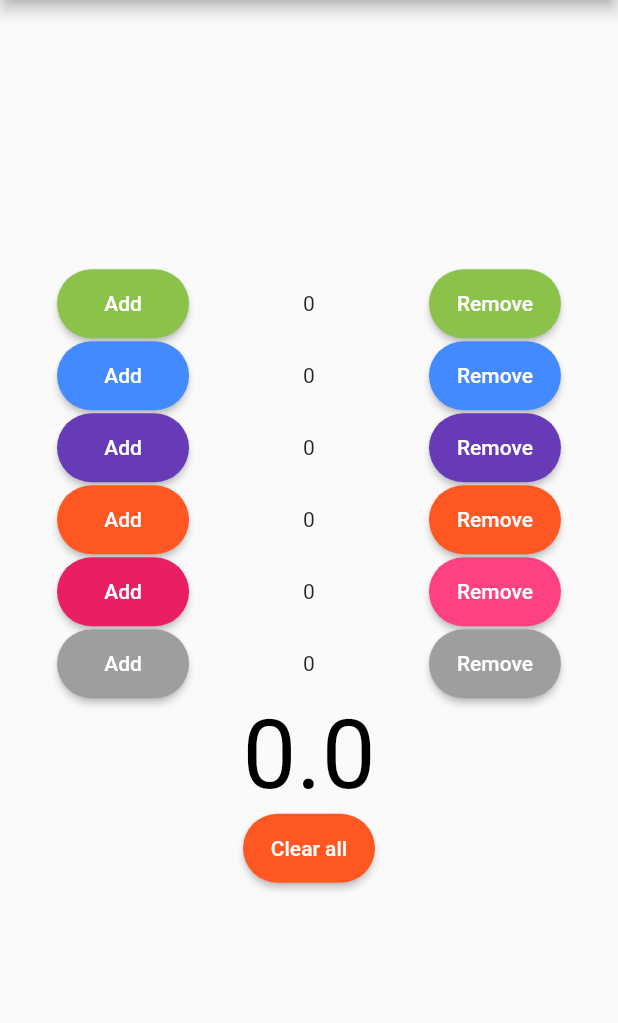
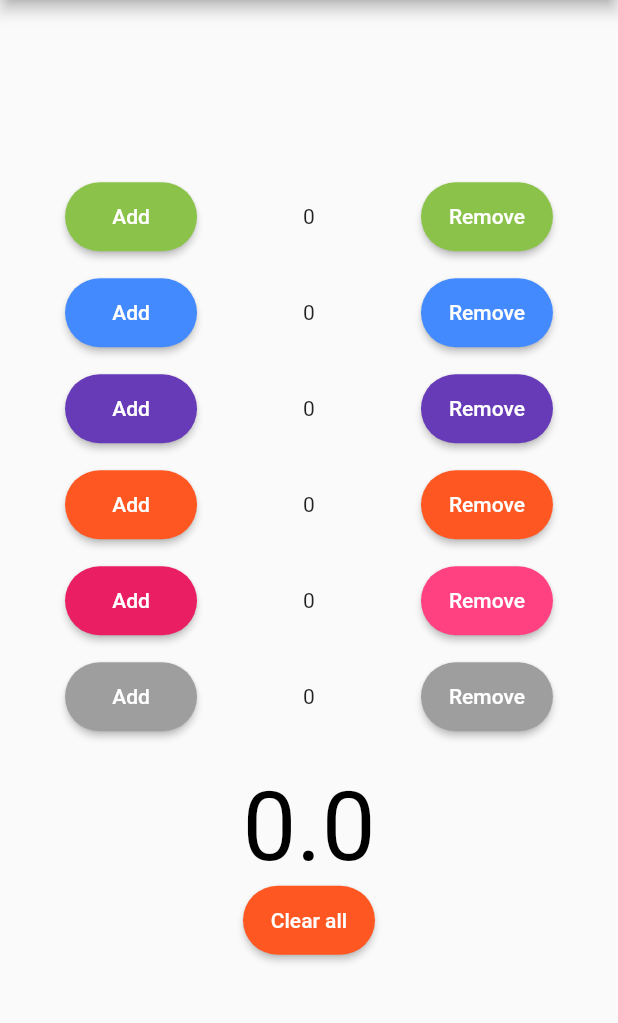
Before and after one commit to wrussell1999/yo-sushi-price-calculator-flutter, a Flutter app: the screen it shows after launch, on a phone screen of 412 x 824 dp, the part 84-1107 px from its top. Run offline on Flutter 3.47's test engine with Material 2 defaults, Android fonts, the phone set to English and light mode, and no system bars.

Commit message:
Added padding

```diff
--- a/lib/main.dart
+++ b/lib/main.dart
@@ -136,7 +136,9 @@ class _MyHomePageState extends State<MyHomePage> {
           child: new Column(
           mainAxisAlignment: MainAxisAlignment.center,
           children: <Widget>[
-            new Container(
+            Padding(
+              padding: EdgeInsets.all(8.0),
+              child: new Container(
                 child: new Row(
                   mainAxisAlignment: MainAxisAlignment.spaceAround,
                   children: <Widget>[
@@ -161,7 +163,10 @@ class _MyHomePageState extends State<MyHomePage> {
                     )
                 ],)
               ),
-            new Container(
+            ),
+            Padding(
+              padding: EdgeInsets.all(8.0),
+              child: new Container(
                 child: new Row(
                   mainAxisAlignment: MainAxisAlignment.spaceAround,
                   children: <Widget>[
@@ -186,7 +191,10 @@ class _MyHomePageState extends State<MyHomePage> {
                     )
                 ],)
               ),
-            new Container(
+            ),
+            Padding(
+              padding: EdgeInsets.all(8.0),
+              child: new Container(
                 child: new Row(
                   mainAxisAlignment: MainAxisAlignment.spaceAround,
                   children: <Widget>[
@@ -211,7 +219,10 @@ class _MyHomePageState extends State<MyHomePage> {
                     )
                 ],)
               ),
-            new Container(
+            ),
+            Padding(
+              padding: EdgeInsets.all(8.0),
+              child: new Container(
                 child: new Row(
                   mainAxisAlignment: MainAxisAlignment.spaceAround,
                   children: <Widget>[
@@ -236,7 +247,10 @@ class _MyHomePageState extends State<MyHomePage> {
                     )
                 ],)
               ),
-            new Container(
+            ),
+            Padding(
+              padding: EdgeInsets.all(8.0),
+              child: new Container(
                 child: new Row(
                   mainAxisAlignment: MainAxisAlignment.spaceAround,
                   children: <Widget>[
@@ -261,7 +275,10 @@ class _MyHomePageState extends State<MyHomePage> {
                     )
                 ],)
               ),
-            new Container(
+            ),
+            Padding(
+              padding: EdgeInsets.all(8.0),
+              child: new Container(
                 child: new Row(
                   mainAxisAlignment: MainAxisAlignment.spaceAround,
                   children: <Widget>[
@@ -286,7 +303,10 @@ class _MyHomePageState extends State<MyHomePage> {
                     )
                 ],)
               ),
-            new Container(
+            ),
+            Padding(
+              padding: EdgeInsets.all(18.0),
+              child: new Container(
                 child: new Column(children: <Widget>[
                   Text(
                     "$_totalValue",
@@ -305,6 +325,7 @@ class _MyHomePageState extends State<MyHomePage> {
                   )
                 ],)
               ),
+            ),
           ],
         ),
       ),
```
Lines whose indentation alone changed are shown as unchanged.
